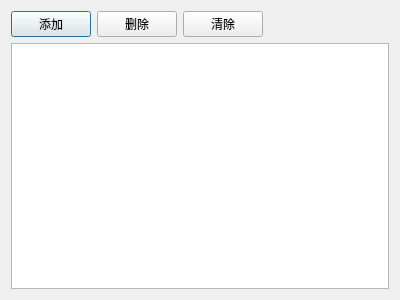
Above: shapedatadialog.ui from SammyEnigma/Soc-Performance-Evaluation before the change. Below: the same form after it.
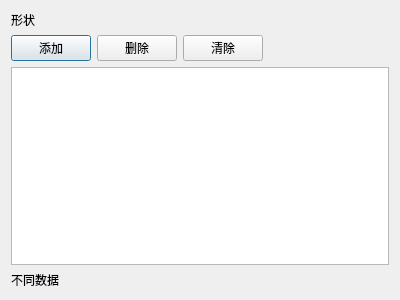
That is the form after the change.

Commit message: 优化对话框细节

```diff
--- a/shapedatadialog.ui
+++ b/shapedatadialog.ui
@@ -14,6 +14,13 @@
    <string>Dialog</string>
   </property>
   <layout class="QVBoxLayout" name="verticalLayout">
+   <item>
+    <widget class="QLabel" name="nameLabel">
+     <property name="text">
+      <string>形状</string>
+     </property>
+    </widget>
+   </item>
    <item>
     <layout class="QHBoxLayout" name="horizontalLayout">
      <property name="bottomMargin">
@@ -58,6 +65,13 @@
    <item>
     <widget class="QTableWidget" name="tableWidget"/>
    </item>
+   <item>
+    <widget class="QLabel" name="diffLabel">
+     <property name="text">
+      <string>不同数据</string>
+     </property>
+    </widget>
+   </item>
   </layout>
  </widget>
  <resources/>
```
Left out of the diff: 8 changed lines with no effect on the pictures. The commit also changes 6 other files.
